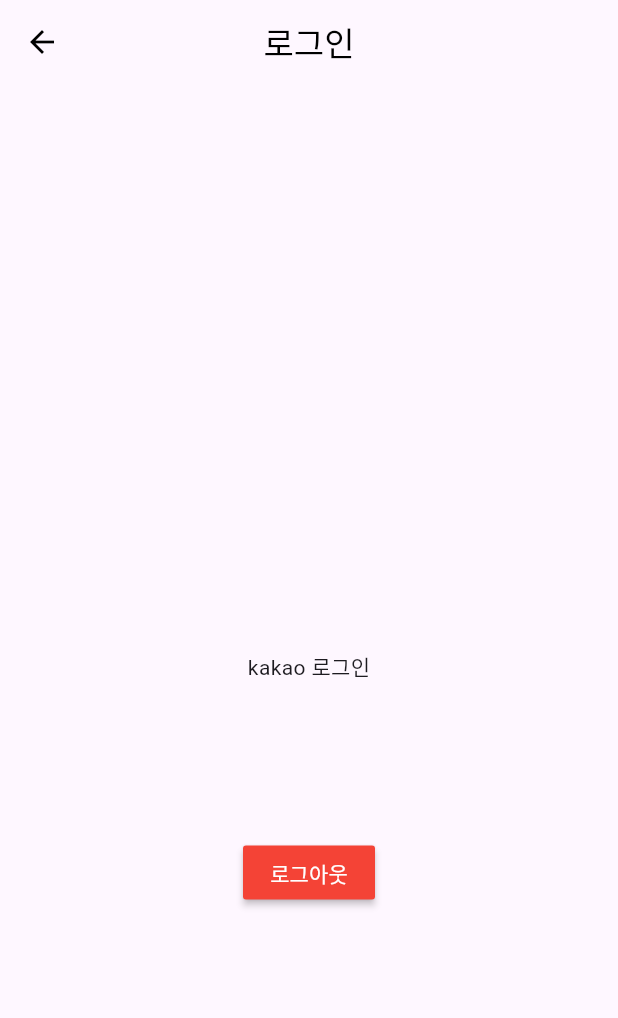
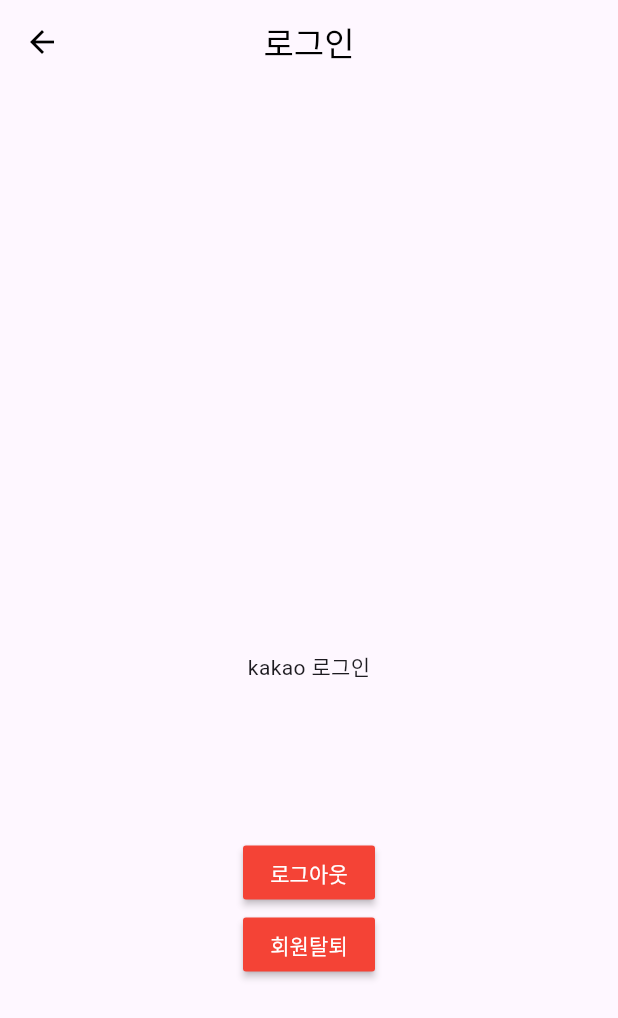
Before and after one commit to yaonggod/dragon-fire, a Flutter app: the LoginScreen screen opened directly, after a tap on "로그아웃", on a phone screen of 412 x 824 dp. Shown: the top 1018 px of the screen. Run offline on Flutter 3.47's test engine with Material 2 defaults, Android fonts, the phone set to English and light mode, and no system bars; our stand-ins replace flutter_secure_storage, google_sign_in; accounts and stored records are empty; network calls fail.

Commit message:
:sparkles: Feat: S09P31A209-268 로그아웃, 회원탈퇴, 중복체크 로직 추가
- 로그아웃, 회원탈퇴, 중복체크 로직 버튼 매핑

```diff
--- a/frontend/lib/screens/login_screen.dart
+++ b/frontend/lib/screens/login_screen.dart
@@ -1,6 +1,7 @@
 import 'dart:convert';
 
 import 'package:flutter/material.dart';
+import 'package:frontend/screens/main_screen.dart';
 import 'package:frontend/screens/regist_screen.dart';
 import 'package:http/http.dart' as http;
 import 'package:google_sign_in/google_sign_in.dart';
@@ -19,13 +20,11 @@ class _LoginScreenState extends State<LoginScreen> {
   @override
   void initState() {
     super.initState();
-    final storage = new FlutterSecureStorage();
-    storage.deleteAll();
     _checkLoginStatus();
   }
 
   Future<void> _checkLoginStatus() async {
-    List<String> tokens = await readToken();
+    Map<String, String> tokens = await readToken();
     setState(() {
       _isLoggedIn = tokens.isNotEmpty;
     });
@@ -66,9 +65,57 @@ class _LoginScreenState extends State<LoginScreen> {
     }
   }
 
-  _logout() {
-    _googleSignIn.signOut();
-    setState(() {});
+  _logout() async {
+    Map<String, String> list = await readToken();
+    if(list.isNotEmpty) {
+      _googleSignIn.signOut();
+      Uri uri = Uri.parse("http://10.0.2.2:8080/oauth/logout");
+      final response = await http.post(uri,
+          headers: {
+            'Content-Type': 'application/json',
+            'Authorization': 'Bearer ' + list["Authorization"]!,
+            'refreshToken': 'Bearer ' + list['refreshToken']!
+          },
+         );
+
+      if (response.statusCode == 200) {
+        FlutterSecureStorage storage = new FlutterSecureStorage();
+        storage.deleteAll();
+        print("로그아웃 완료");
+        Navigator.push(
+          context,
+          MaterialPageRoute(
+              builder: (context) => MainScreen()),
+        );
+      }
+      setState(() {});
+    }
+  }
+  _out() async {
+    Map<String, String> list = await readToken();
+    if(list.isNotEmpty) {
+      _googleSignIn.signOut();
+      Uri uri = Uri.parse("http://10.0.2.2:8080/oauth/out");
+      final response = await http.delete(uri,
+        headers: {
+          'Content-Type': 'application/json',
+          'Authorization': 'Bearer ' + list["Authorization"]!,
+          'refreshToken': 'Bearer ' + list['refreshToken']!
+        },
+      );
+
+      if (response.statusCode == 200) {
+        FlutterSecureStorage storage = new FlutterSecureStorage();
+        storage.deleteAll();
+        print("탈퇴 완료");
+        Navigator.push(
+          context,
+          MaterialPageRoute(
+              builder: (context) => MainScreen()),
+        );
+      }
+      setState(() {});
+    }
   }
 
   void saveToken(String accessToken, String refreshToken) async {
@@ -77,15 +124,15 @@ class _LoginScreenState extends State<LoginScreen> {
     await storage.write(key: 'refreshToken', value: refreshToken);
   }
 
-  Future<List<String>> readToken() async {
+  Future<Map<String, String>> readToken() async {
     final storage = new FlutterSecureStorage();
-    List<String> list = [];
+    Map<String, String> list = {};
     String? accessToken = await storage.read(key: 'accessToken');
     String? refreshToken = await storage.read(key: 'refreshToken');
 
     if (accessToken != null && refreshToken != null) {
-      list.add(accessToken);
-      list.add(refreshToken);
+      list['Authorization']=accessToken;
+      list['refreshToken']=refreshToken;
     }
 
     return list;
@@ -140,6 +187,18 @@ class _LoginScreenState extends State<LoginScreen> {
                     },
                   )
                 : Container(),
+            if(_isLoggedIn)
+              MaterialButton(
+                color: Colors.red,
+                child: Text(
+                  '회원탈퇴',
+                  style: TextStyle(color: Colors.white),
+                ),
+                onPressed: () {
+                  _out();
+                  print('회원탈퇴.');
+                },
+            )
           ],
         ),
       ),
```
Also changed, not shown: frontend/lib/screens/regist_screen.dart (+21 -0 lines).
